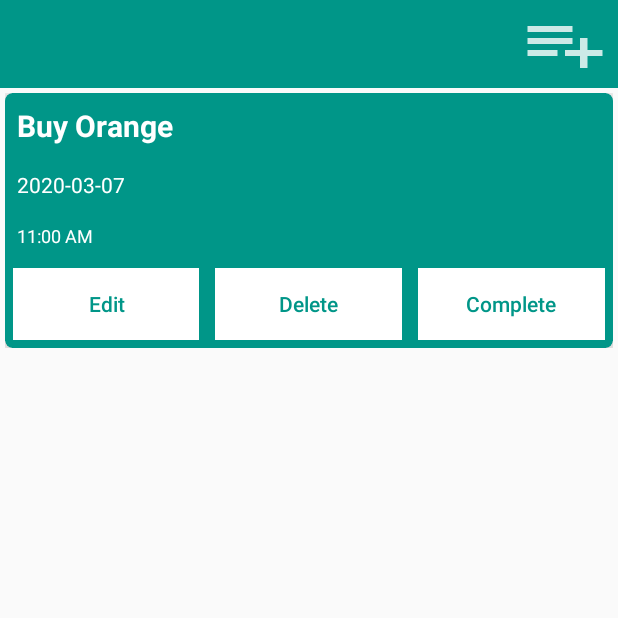
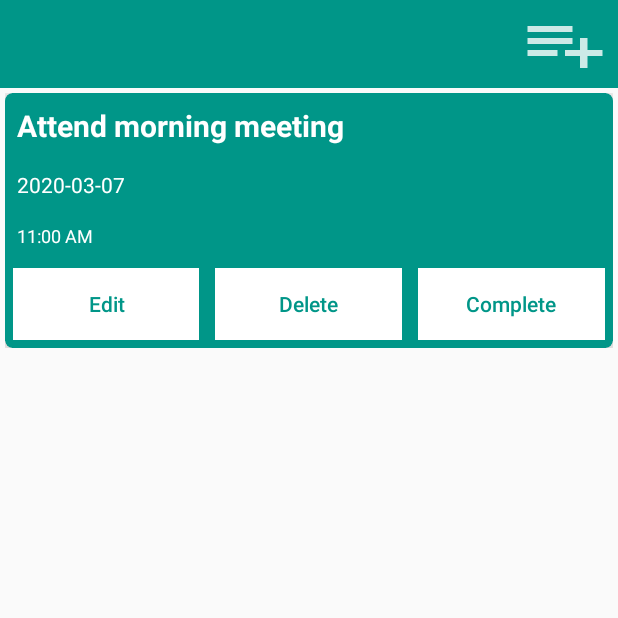
Before and after one commit to abdelhamidahmed2020/ToDoListForSQlite, an Android app: the screen it shows after launch (MainActivity), on a phone screen of 412 x 824 dp, the top half of it. Run offline under Robolectric (Android 15) with nearby library versions, the phone set to English and light mode, and no system bars.

Commit message:
Hello, this is starting project to learn SQlite and Room database with Android Hands

```diff
--- a/app/src/main/java/com/androidhands/todolistsqlite/MainActivity.java
+++ b/app/src/main/java/com/androidhands/todolistsqlite/MainActivity.java
@@ -60,17 +60,10 @@ public class MainActivity extends AppCompatActivity {
             toDoModelList.addAll(newItems);
 
         }else{
-            toDoModelList.add(new ToDoModel("Buy Orange","2020-03-07","11:00 AM",false));
+            toDoModelList.add(new ToDoModel("Attend morning meeting","2020-03-07","11:00 AM",false));
         }
         adapter = new ToDoRecyclerAdapter(toDoModelList);
         recyclerView.setAdapter(adapter);
         adapter.notifyDataSetChanged();
-
     }
-
-
-
-
-
-
 }
```
Also changed, not shown: 1 other file.
